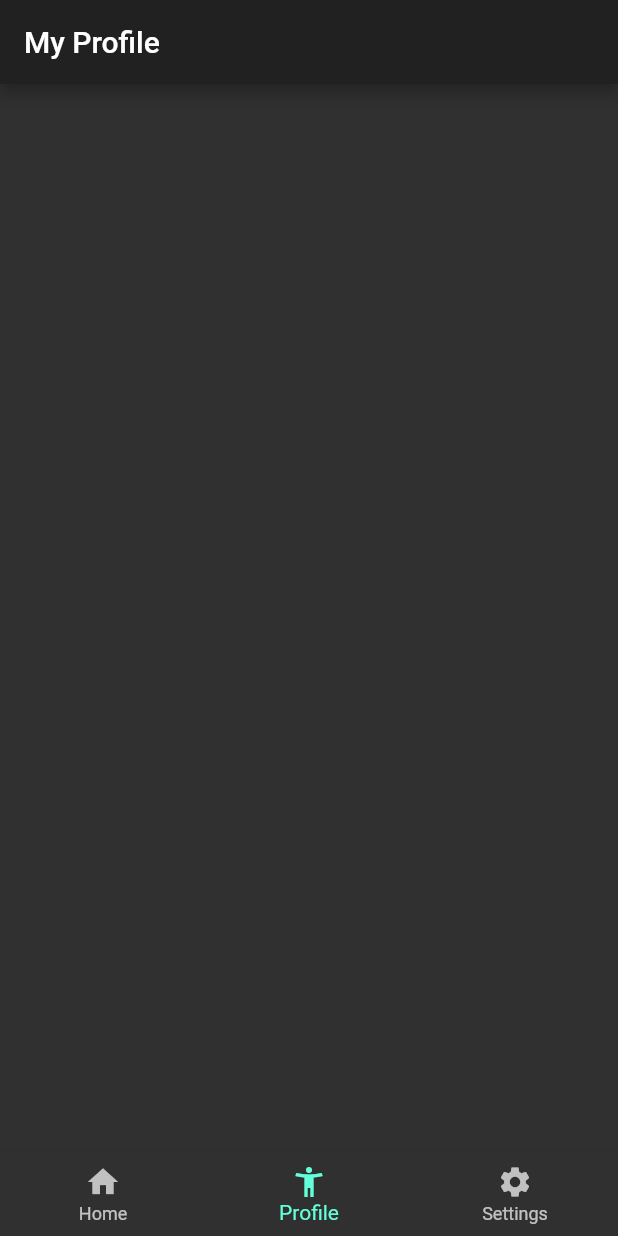
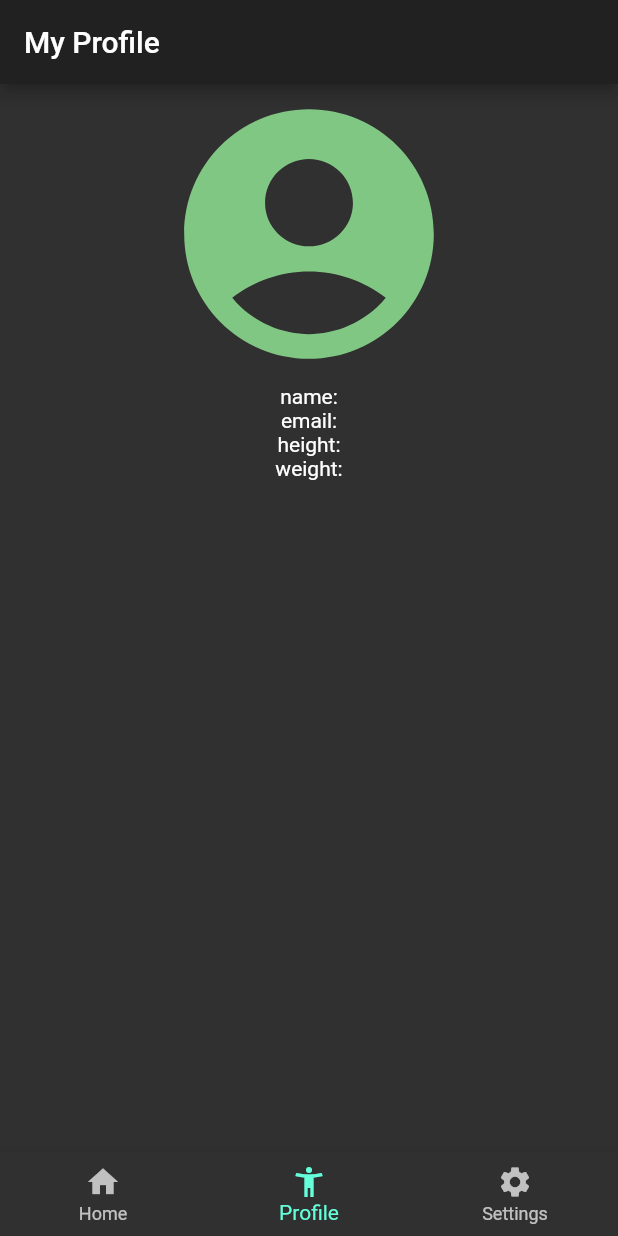
Before and after one commit to Doom1201/BlurBodyBalance, a Flutter app: the screen it shows after launch, item 2 of the bottom bar chosen, on a phone screen of 412 x 824 dp. Run offline on Flutter 3.47's test engine with Material 2 defaults, Android fonts, the phone set to English and light mode, and no system bars; our stand-ins replace charts_flutter, cloud_firestore, dynamic_theme, firebase_auth, pedometer, percent_indicator and 1 more; accounts and stored records are empty.

Commit message:
put something in the page

```diff
--- a/blurbodybalance/lib/pages/profile.dart
+++ b/blurbodybalance/lib/pages/profile.dart
@@ -12,10 +12,34 @@ class _ProfileState extends State<Profile> {
   Widget build(BuildContext context) {
     return Scaffold(
       appBar: AppBar(
-        title: Text(
-          'My Profile',
+        title: Text('My Profile')
+      ),
+      body: buildBody(),
+    );
+  }
+
+  Widget buildBody() {
+    return Column(
+      children: <Widget>[
+        Center(
+          child: new Icon(
+            Icons.account_circle,
+            size: 200.0,
+            color: Colors.green[300],
+          ),
         ),
-      ),
+        Text("name:", textAlign: TextAlign.center),
+        Text("email:", textAlign: TextAlign.center),
+        // Text("password:", textAlign: TextAlign.center),
+        Text("height:", textAlign: TextAlign.center),
+        Text("weight:", textAlign: TextAlign.center),
+        // Row(
+        //   children: <Widget>[
+        //     Expanded(child: Text("asdf", textAlign: TextAlign.left,)),
+        //     Expanded(child: Text("asdf", textAlign: TextAlign.right,)),
+        //   ],
+        // )
+      ],
     );
   }
 }
```
